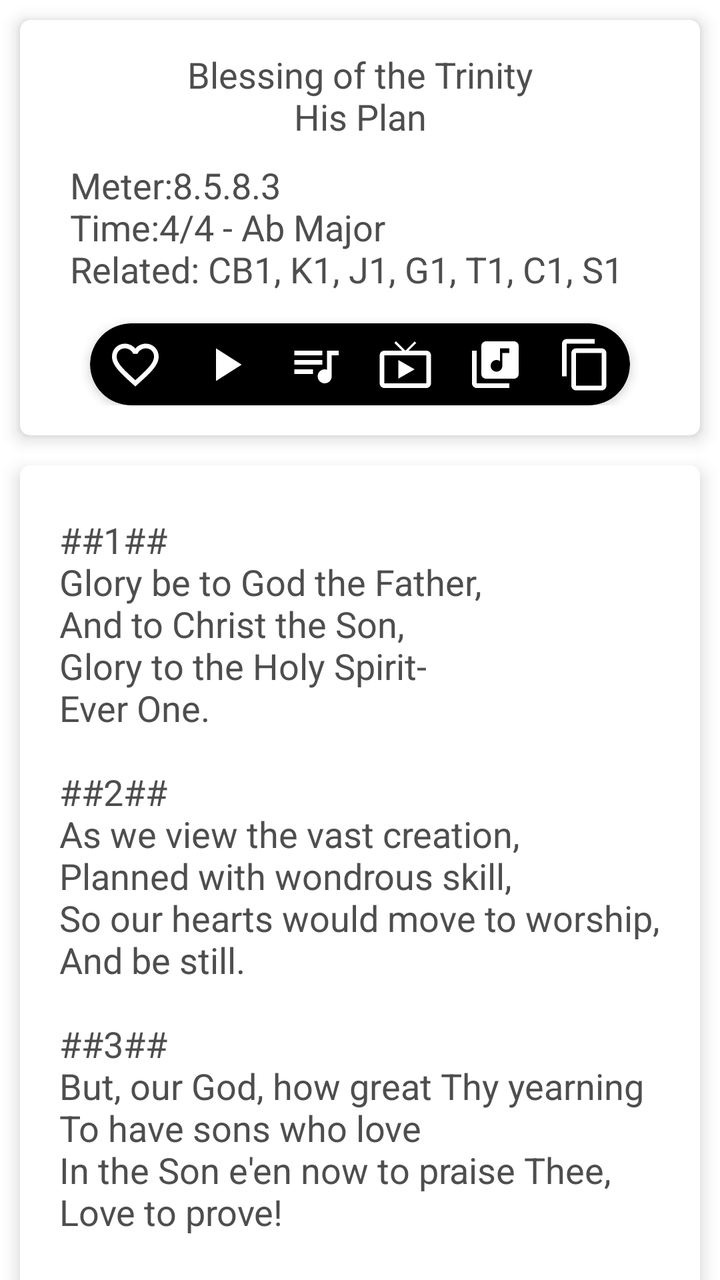
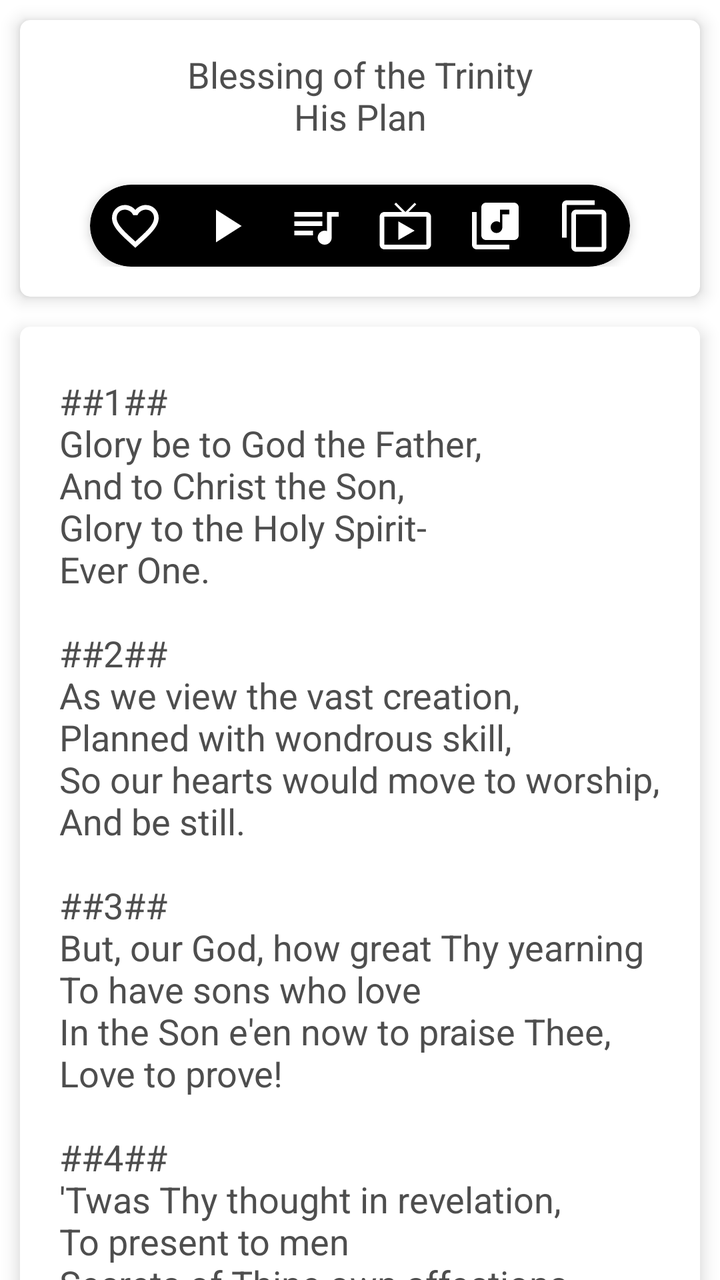

Compare the two renders of this Android layout. The source of the first and the diff that turns it into the second are given below.
<!-- AndroidManifest.xml: fallback theme Theme.MaterialComponents.DayNight.NoActionBar -->
<!-- res/layout/content_area.xml -->
<?xml version="1.0" encoding="utf-8"?>


<androidx.core.widget.NestedScrollView
        xmlns:android="http://schemas.android.com/apk/res/android"
        xmlns:app="http://schemas.android.com/apk/res-auto"

        android:id="@+id/jellybeanContentScrollView"
        android:layout_width="match_parent"
        android:layout_height="wrap_content"
        style="@style/dayMode"
        app:layout_behavior="@string/appbar_scrolling_view_behavior">


    <LinearLayout
            android:id="@+id/lyric_container"
            android:layout_width="match_parent"
            android:layout_height="match_parent"
            android:orientation="vertical"
            style="@style/dayMode"
    >
        
        

        <androidx.cardview.widget.CardView
                android:id="@+id/mainHeaderContainer"
                android:layout_width="match_parent" android:layout_height="wrap_content"
                style="@style/dayMode" app:cardCornerRadius="5dp" app:cardElevation="5dp"
                android:layout_marginLeft="10dp" android:layout_marginRight="10dp"
                android:layout_marginTop="10dp"
                android:layout_marginBottom="0dp"
                app:cardBackgroundColor="#FFFFFF">
            <LinearLayout
                    android:layout_width="match_parent"
                    android:layout_height="wrap_content"
                    android:orientation="vertical"
                    android:paddingLeft="25dp"
                    android:paddingRight="25dp"
                    android:paddingTop="15dp"
                    android:paddingBottom="15dp">
                <TextView
                        android:layout_width="wrap_content"
                        android:layout_height="wrap_content"
                        android:textAppearance="?android:attr/textAppearanceMedium"
                        android:id="@+id/subjectHeader"
                        android:text="@string/subjectFiller"
                        android:layout_gravity="center"
                        android:gravity="center"
                        android:layout_centerInParent="true"
                        android:layout_marginBottom="10dp"
                        style="@style/dayMode"/>
                <TextView
                        android:layout_width="fill_parent"
                        android:layout_height="wrap_content"
                        android:textAppearance="?android:attr/textAppearanceMedium"
                        android:id="@+id/lyricHeader"
                        android:text="@string/headerFiller"
                        style="@style/dayMode" android:layout_marginBottom="15dp"/>
                <androidx.cardview.widget.CardView android:layout_width="wrap_content"
                                                   android:layout_height="wrap_content"
                                                   style="@style/dayMode" app:cardCornerRadius="25dp"
                                                   app:cardElevation="3dp"
                                                   android:layout_marginLeft="10dp"
                                                   android:layout_marginRight="10dp"
                                                   app:cardBackgroundColor="#000000"
                                                   android:layout_gravity="center"
                                                   android:id="@+id/buttonContainer">

                    <LinearLayout
                            android:layout_width="wrap_content"
                            android:layout_height="wrap_content"
                            android:orientation="horizontal"
                            android:layout_gravity="center"
                    >

                        <ImageButton
                                android:layout_width="wrap_content"
                                android:layout_height="wrap_content" android:id="@+id/faveButton"
                                android:src="@drawable/ic_favorite_border_white_48dp"
                                style="?android:attr/borderlessButtonStyle"
                                android:layout_gravity="left"
                                android:layout_weight="1" android:scaleType="center"
                                android:adjustViewBounds="true"/>
                        <ImageButton
                                android:layout_width="wrap_content"
                                android:layout_height="wrap_content" android:id="@+id/playButton"
                                android:src="@drawable/ic_play_arrow_white_48dp"
                                android:layout_gravity="left"
                                style="?android:attr/borderlessButtonStyle"
                                android:layout_weight="1" android:adjustViewBounds="true"/>
                        <ImageButton
                                android:layout_width="wrap_content"
                                android:layout_height="wrap_content" android:id="@+id/sheetMusicButton"
                                android:src="@drawable/ic_queue_music_white_48dp"
                                style="?android:attr/borderlessButtonStyle"
                                android:layout_gravity="left"
                                android:layout_weight="1" android:adjustViewBounds="true"/>
                        <ImageButton
                                android:layout_width="wrap_content"
                                android:layout_height="wrap_content" android:id="@+id/youtubePianoButton"
                                android:src="@drawable/ic_live_tv_white_28dp"
                                android:layout_gravity="left"
                                style="?android:attr/borderlessButtonStyle"
                                android:layout_weight="1" android:adjustViewBounds="true"/>
                        <ImageButton
                                android:layout_width="wrap_content"
                                android:layout_height="wrap_content" android:id="@+id/similarTuneButton"
                                android:src="@drawable/ic_related_hymns_white_28dp"
                                android:layout_gravity="left"
                                style="?android:attr/borderlessButtonStyle"
                                android:layout_weight="1" android:adjustViewBounds="true"/>
                        <ImageButton
                                android:layout_width="wrap_content"
                                android:layout_height="wrap_content" android:id="@+id/copyButton"
                                android:src="@drawable/ic_content_copy_white_48dp"
                                style="?android:attr/borderlessButtonStyle"
                                android:layout_weight="1"
                                android:layout_gravity="left" android:adjustViewBounds="true"/>

                    </LinearLayout>
                </androidx.cardview.widget.CardView>
            </LinearLayout>

        </androidx.cardview.widget.CardView>

        <androidx.cardview.widget.CardView

                android:layout_width="match_parent" android:layout_height="wrap_content"
                style="@style/dayMode" app:cardCornerRadius="5dp" app:cardElevation="5dp"
                android:layout_marginLeft="10dp" android:layout_marginRight="10dp"
                android:layout_marginTop="15dp"
                android:layout_marginBottom="5dp"
        >
            <LinearLayout
                    android:layout_width="wrap_content"
                    android:layout_height="wrap_content"
                    android:orientation="vertical"
                    android:layout_gravity="center"
                    android:paddingTop="15dp"
                    android:paddingBottom="10dp"
                    android:id="@+id/stanzaView"
            >
                <TextView
                        android:id="@+id/jellybeanLyrics"
                        android:layout_width="wrap_content"
                        android:layout_height="wrap_content"
                        android:textAppearance="?android:attr/textAppearanceMedium"
                        android:paddingLeft="10dp"
                        android:paddingRight="10dp"
                        android:paddingBottom="10dp"
                        style="@style/dayMode"
                        android:layout_marginTop="10dp"
                        android:text="@string/lyricFiller"
                        android:textIsSelectable="true"/>
            </LinearLayout>

        </androidx.cardview.widget.CardView>
        <androidx.cardview.widget.CardView
                android:layout_width="match_parent" android:layout_height="wrap_content"
                style="@style/dayMode" app:cardCornerRadius="5dp" app:cardElevation="5dp"
                android:layout_marginLeft="10dp" android:layout_marginRight="10dp"
                android:layout_marginTop="10dp"
                android:layout_marginBottom="5dp"
        >
            <LinearLayout
                    android:id="@+id/relatedContainer"
                    android:layout_width="match_parent"
                    android:layout_height="wrap_content"
                    android:orientation="vertical"
                    style="@style/dayMode"
                    android:paddingLeft="16dp" android:paddingRight="16dp" android:paddingTop="4dp" android:paddingBottom="16dp" android:layout_marginTop="10dp"/>

        </androidx.cardview.widget.CardView>

    </LinearLayout>
</androidx.core.widget.NestedScrollView>
<!-- resources referenced by this layout -->
<resources>
  <!-- drawable ic_content_copy_white_48dp (drawable) -->
  <vector android:height="28dp" android:tint="#FFFFFF"
      android:viewportHeight="24.0" android:viewportWidth="24.0"
      android:width="28dp" xmlns:android="http://schemas.android.com/apk/res/android">
      <path android:fillColor="#FF000000" android:pathData="M16,1L4,1c-1.1,0 -2,0.9 -2,2v14h2L4,3h12L16,1zM19,5L8,5c-1.1,0 -2,0.9 -2,2v14c0,1.1 0.9,2 2,2h11c1.1,0 2,-0.9 2,-2L21,7c0,-1.1 -0.9,-2 -2,-2zM19,21L8,21L8,7h11v14z"/>
  </vector>
  <!-- drawable ic_live_tv_white_28dp (drawable) -->
  <vector android:height="28dp" android:tint="#FFFFFF"
      android:viewportHeight="24.0" android:viewportWidth="24.0"
      android:width="28dp" xmlns:android="http://schemas.android.com/apk/res/android">
      <path android:fillColor="#FF000000" android:pathData="M21,6h-7.59l3.29,-3.29L16,2l-4,4 -4,-4 -0.71,0.71L10.59,6L3,6c-1.1,0 -2,0.89 -2,2v12c0,1.1 0.9,2 2,2h18c1.1,0 2,-0.9 2,-2L23,8c0,-1.11 -0.9,-2 -2,-2zM21,20L3,20L3,8h18v12zM9,10v8l7,-4z"/>
  </vector>
  <!-- drawable ic_play_arrow_white_48dp (drawable) -->
  <vector android:height="28dp" android:tint="#FFFFFF"
      android:viewportHeight="24.0" android:viewportWidth="24.0"
      android:width="28dp" xmlns:android="http://schemas.android.com/apk/res/android">
      <path android:fillColor="#FF000000" android:pathData="M8,5v14l11,-7z"/>
  </vector>
  <!-- drawable ic_queue_music_white_48dp (drawable) -->
  <vector android:height="28dp" android:tint="#FFFFFF"
      android:viewportHeight="24.0" android:viewportWidth="24.0"
      android:width="28dp" xmlns:android="http://schemas.android.com/apk/res/android">
      <path android:fillColor="#FF000000" android:pathData="M15,6L3,6v2h12L15,6zM15,10L3,10v2h12v-2zM3,16h8v-2L3,14v2zM17,6v8.18c-0.31,-0.11 -0.65,-0.18 -1,-0.18 -1.66,0 -3,1.34 -3,3s1.34,3 3,3 3,-1.34 3,-3L19,8h3L22,6h-5z"/>
  </vector>
  <!-- drawable ic_related_hymns_white_28dp (drawable) -->
  <vector android:height="28dp" android:tint="#FFFFFF"
      android:viewportHeight="24.0" android:viewportWidth="24.0"
      android:width="28dp" xmlns:android="http://schemas.android.com/apk/res/android">
      <path android:fillColor="#FF000000" android:pathData="M20,2L8,2c-1.1,0 -2,0.9 -2,2v12c0,1.1 0.9,2 2,2h12c1.1,0 2,-0.9 2,-2L22,4c0,-1.1 -0.9,-2 -2,-2zM18,7h-3v5.5c0,1.38 -1.12,2.5 -2.5,2.5S10,13.88 10,12.5s1.12,-2.5 2.5,-2.5c0.57,0 1.08,0.19 1.5,0.51L14,5h4v2zM4,6L2,6v14c0,1.1 0.9,2 2,2h14v-2L4,20L4,6z"/>
  </vector>
  <string name="headerFiller">Meter:8.5.8.3\nTime:4/4 - Ab Major\nRelated: CB1, K1, J1, G1, T1, C1, S1</string>
  <string name="lyricFiller">
          ##1##\nGlory be to God the Father,\nAnd to Christ the Son,\nGlory to the Holy Spirit-\nEver One.\n\n##2##\nAs we view the vast creation,\nPlanned with wondrous skill,\nSo our hearts would move to worship,\nAnd be still.\n\n##3##\nBut, our God, how great Thy yearning\nTo have sons who love\nIn the Son e\'en now to praise Thee,\nLove to prove!\n\n##4##\n\'Twas Thy thought in revelation,\nTo present to men\nSecrets of Thine own affections,\nTheirs to win.\n\n##5##\nSo in Christ, through His redemption\n(Vanquished evil powers!)\nThou hast brought, in new creation,\nWorshippers!\n\n##6##\nGlory be to God the Father,\nAnd to Christ the Son,\nGlory to the Holy Spirit\nEver One.\n\n\n</string>
  <string name="subjectFiller">Blessing of the Trinity\nHis Plan</string>
  <style name="dayMode" parent="Theme.AppCompat.DayNight.DarkActionBar">
          <item name="android:textColor">#4e4e4e</item>
          <item name="android:background">#FFFFFF</item>
      </style>
  <!-- unchanged entries left out for length: 1 -->
</resources>

<!-- the commit's change to res/layout/content_area.xml (unified diff, before → after) -->
@@ -49,13 +49,14 @@
                         android:layout_centerInParent="true"
                         android:layout_marginBottom="10dp"
                         style="@style/dayMode"/>
-                <TextView
-                        android:layout_width="fill_parent"
+                
+                <LinearLayout
+                        android:id="@+id/otherLanguagesContainer"
+                        android:layout_width="match_parent"
                         android:layout_height="wrap_content"
-                        android:textAppearance="?android:attr/textAppearanceMedium"
-                        android:id="@+id/lyricHeader"
-                        android:text="@string/headerFiller"
-                        style="@style/dayMode" android:layout_marginBottom="15dp"/>
+                        android:orientation="vertical"
+                        android:layout_marginBottom="12dp"
+                        style="@style/dayMode"/>
                 <androidx.cardview.widget.CardView android:layout_width="wrap_content"
                                                    android:layout_height="wrap_content"
                                                    style="@style/dayMode" app:cardCornerRadius="25dp"
@@ -156,19 +157,35 @@
 
         </androidx.cardview.widget.CardView>
         <androidx.cardview.widget.CardView
+                android:id="@+id/detailsCard"
                 android:layout_width="match_parent" android:layout_height="wrap_content"
                 style="@style/dayMode" app:cardCornerRadius="5dp" app:cardElevation="5dp"
                 android:layout_marginLeft="10dp" android:layout_marginRight="10dp"
                 android:layout_marginTop="10dp"
                 android:layout_marginBottom="5dp"
         >
+            
             <LinearLayout
-                    android:id="@+id/relatedContainer"
                     android:layout_width="match_parent"
                     android:layout_height="wrap_content"
                     android:orientation="vertical"
                     style="@style/dayMode"
-                    android:paddingLeft="16dp" android:paddingRight="16dp" android:paddingTop="4dp" android:paddingBottom="16dp" android:layout_marginTop="10dp"/>
+                    android:paddingLeft="25dp" android:paddingRight="25dp" android:paddingTop="14dp" android:paddingBottom="16dp">
+                <TextView
+                        android:id="@+id/detailsLabel"
+                        android:layout_width="wrap_content"
+                        android:layout_height="wrap_content"
+                        android:text="@string/details"
+                        android:layout_marginBottom="6dp"
+                        style="@style/dayMode"/>
+                
+                <TableLayout
+                        android:id="@+id/detailsTable"
+                        android:layout_width="match_parent"
+                        android:layout_height="wrap_content"
+                        android:shrinkColumns="1"
+                        style="@style/dayMode"/>
+            </LinearLayout>
 
         </androidx.cardview.widget.CardView>
 
<!-- resource entries referenced after the edit -->
@@ -30,7 +30,7 @@
       android:width="28dp" xmlns:android="http://schemas.android.com/apk/res/android">
       <path android:fillColor="#FF000000" android:pathData="M20,2L8,2c-1.1,0 -2,0.9 -2,2v12c0,1.1 0.9,2 2,2h12c1.1,0 2,-0.9 2,-2L22,4c0,-1.1 -0.9,-2 -2,-2zM18,7h-3v5.5c0,1.38 -1.12,2.5 -2.5,2.5S10,13.88 10,12.5s1.12,-2.5 2.5,-2.5c0.57,0 1.08,0.19 1.5,0.51L14,5h4v2zM4,6L2,6v14c0,1.1 0.9,2 2,2h14v-2L4,20L4,6z"/>
   </vector>
-  <string name="headerFiller">Meter:8.5.8.3\nTime:4/4 - Ab Major\nRelated: CB1, K1, J1, G1, T1, C1, S1</string>
+  <string name="details">DETAILS</string>
   <string name="lyricFiller">
           ##1##\nGlory be to God the Father,\nAnd to Christ the Son,\nGlory to the Holy Spirit-\nEver One.\n\n##2##\nAs we view the vast creation,\nPlanned with wondrous skill,\nSo our hearts would move to worship,\nAnd be still.\n\n##3##\nBut, our God, how great Thy yearning\nTo have sons who love\nIn the Son e\'en now to praise Thee,\nLove to prove!\n\n##4##\n\'Twas Thy thought in revelation,\nTo present to men\nSecrets of Thine own affections,\nTheirs to win.\n\n##5##\nSo in Christ, through His redemption\n(Vanquished evil powers!)\nThou hast brought, in new creation,\nWorshippers!\n\n##6##\nGlory be to God the Father,\nAnd to Christ the Son,\nGlory to the Holy Spirit\nEver One.\n\n\n</string>
   <string name="subjectFiller">Blessing of the Trinity\nHis Plan</string>
